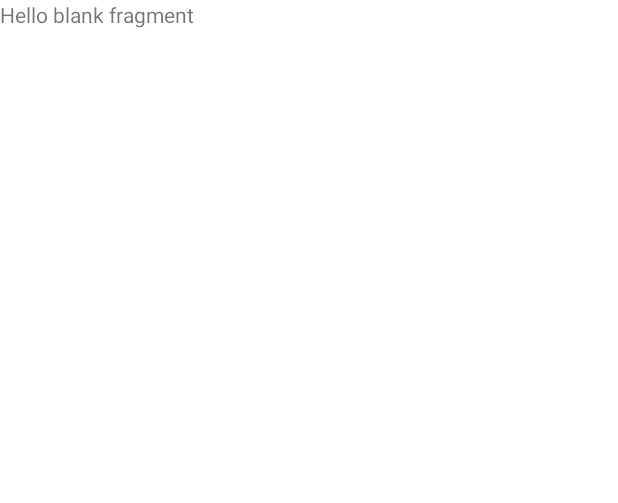
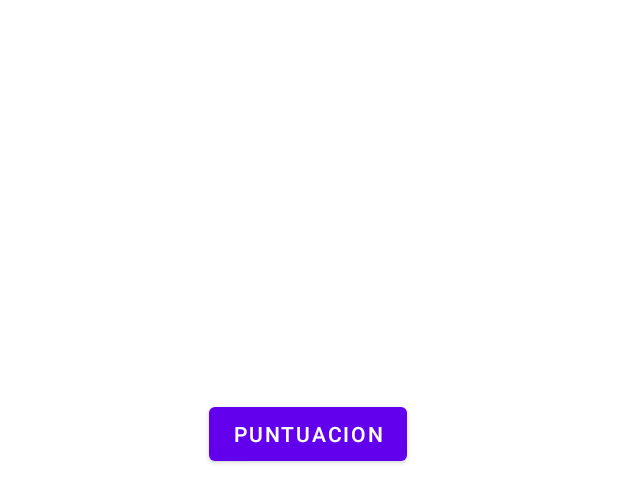
Before and after one commit to jparloz/jueguito_Android, an Android app: the layout fragment_game.xml on its own in the app's theme, with its tools: preview values and no code run, on a phone screen of 412 x 824 dp. Shown: the top 503 px of the screen. Run offline under Robolectric (Android 15) with nearby library versions, the light colour scheme and no system bars.

Commit message:
Modificacion game_fragment

```diff
--- a/app/src/main/res/layout/fragment_game.xml
+++ b/app/src/main/res/layout/fragment_game.xml
@@ -1,14 +1,21 @@
 <?xml version="1.0" encoding="utf-8"?>
-<FrameLayout xmlns:android="http://schemas.android.com/apk/res/android"
+<androidx.constraintlayout.widget.ConstraintLayout xmlns:android="http://schemas.android.com/apk/res/android"
+    xmlns:app="http://schemas.android.com/apk/res-auto"
     xmlns:tools="http://schemas.android.com/tools"
+    android:id="@+id/frameLayout3"
     android:layout_width="match_parent"
     android:layout_height="match_parent"
-    tools:context=".GameFragment">
+    tools:context=".GameFragment" >
 
-    <!-- TODO: Update blank fragment layout -->
-    <TextView
-        android:layout_width="match_parent"
-        android:layout_height="match_parent"
-        android:text="@string/hello_blank_fragment" />
-
-</FrameLayout>
+    <Button
+        android:id="@+id/btn_game"
+        android:layout_width="wrap_content"
+        android:layout_height="wrap_content"
+        android:text="Puntuacion"
+        app:layout_constraintBottom_toBottomOf="parent"
+        app:layout_constraintEnd_toEndOf="parent"
+        app:layout_constraintHorizontal_bias="0.498"
+        app:layout_constraintStart_toStartOf="parent"
+        app:layout_constraintTop_toTopOf="parent"
+        app:layout_constraintVertical_bias="0.342" />
+</androidx.constraintlayout.widget.ConstraintLayout>
```
